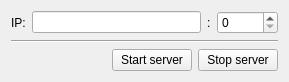
This is ChatServer/ui/mainwindow.ui in orlov-dm/qt-chat as Qt 5 draws it before an edit. The edited form follows.
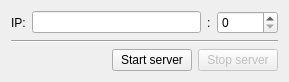
This is the edited form.

Commit message: feat: ChatServer init button states

```diff
--- a/ChatServer/ui/mainwindow.ui
+++ b/ChatServer/ui/mainwindow.ui
@@ -120,6 +120,9 @@
       </item>
       <item>
        <widget class="QPushButton" name="pbStopServer">
+        <property name="enabled">
+         <bool>false</bool>
+        </property>
         <property name="sizePolicy">
          <sizepolicy hsizetype="Maximum" vsizetype="Fixed">
           <horstretch>0</horstretch>
```
